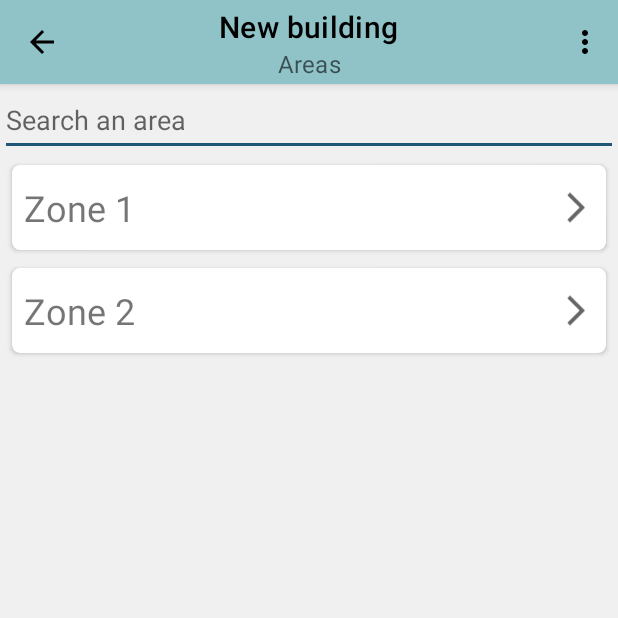
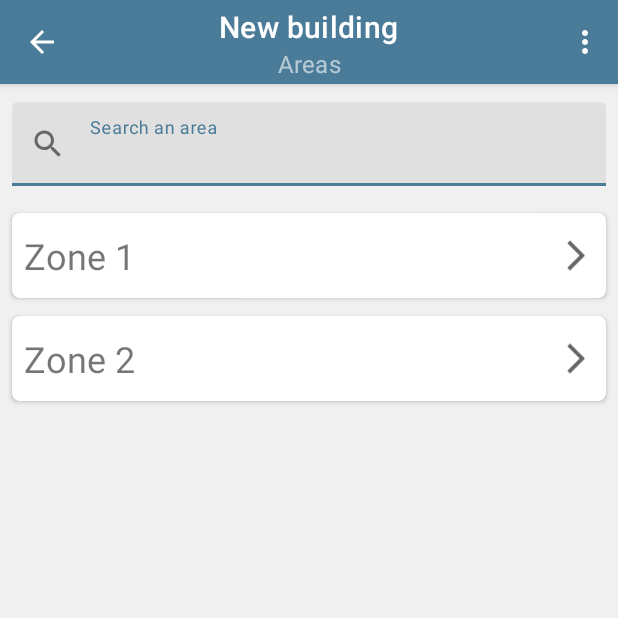
Before and after one commit to ActxLeToucan/fst_l3_devmobile_roomview, an Android app: the screen it shows after launch (BuildingActivity), after a tap on "New building", on a phone screen of 412 x 824 dp, the top half of it. Run offline under Robolectric (Android 15) with nearby library versions, the phone set to English and light mode, and no system bars; 1 other tap on this screen came first.

Commit message:
edition batiment
(photo: WIP)
textfields -> Material Design 3

```diff
--- a/src/app/src/main/java/fr/antoinectx/roomview/BuildingActivity.java
+++ b/src/app/src/main/java/fr/antoinectx/roomview/BuildingActivity.java
@@ -1,15 +1,17 @@
 package fr.antoinectx.roomview;
 
+import android.content.Intent;
 import android.os.Bundle;
 import android.text.Editable;
 import android.text.TextWatcher;
 import android.view.Menu;
 import android.view.MenuItem;
 import android.view.View;
-import android.widget.EditText;
 
 import androidx.recyclerview.widget.LinearLayoutManager;
 import androidx.recyclerview.widget.RecyclerView;
+
+import com.google.android.material.textfield.TextInputEditText;
 
 import java.util.Date;
 import java.util.stream.Collectors;
@@ -21,6 +23,8 @@ public class BuildingActivity extends MyActivity implements AreaRecyclerViewAdap
     private Building building;
     private AreaRecyclerViewAdapter adapter;
     private RecyclerView recyclerView;
+    private TextInputEditText search;
+    private String searchContent = "";
 
     @Override
     protected void onCreate(Bundle savedInstanceState) {
@@ -33,7 +37,7 @@ public class BuildingActivity extends MyActivity implements AreaRecyclerViewAdap
             return;
         }
 
-        applyMaterialToolbar(building.getName(), getString(R.string.pagename_building), true);
+        initAppBar(building.getName(), getString(R.string.pagename_building), true);
 
         adapter = new AreaRecyclerViewAdapter(this, building.getAreas());
         adapter.setClickListener(this);
@@ -41,17 +45,15 @@ public class BuildingActivity extends MyActivity implements AreaRecyclerViewAdap
         recyclerView.setLayoutManager(new LinearLayoutManager(this));
         recyclerView.setAdapter(adapter);
 
-        EditText search = findViewById(R.id.buildingActivity_searchBar);
+        search = findViewById(R.id.buildingActivity_searchBar);
         search.addTextChangedListener(new TextWatcher() {
             @Override
             public void beforeTextChanged(CharSequence s, int start, int count, int after) {
             }
             @Override
             public void onTextChanged(CharSequence s, int start, int before, int count) {
-                adapter.setAreas(building.getAreas()
-                        .stream()
-                        .filter(area -> area.getName().toLowerCase().contains(s.toString().toLowerCase()))
-                        .collect(Collectors.toList()));
+                searchContent = s.toString();
+                updateSearchResults();
             }
             @Override
             public void afterTextChanged(Editable s) {
@@ -71,17 +73,62 @@ public class BuildingActivity extends MyActivity implements AreaRecyclerViewAdap
         return true;
     }
 
+    @Override
+    protected void onResume() {
+        super.onResume();
+        update();
+    }
+
+    public void update() {
+        updateData();
+        updateInterface();
+        updateSearchResults();
+    }
+
+    public void updateData() {
+        boolean found = false;
+        for (Building building : Building.loadAll(this)) {
+            if (building.getId().compareTo(this.building.getId()) == 0) {
+                this.building = building;
+                found = true;
+                break;
+            }
+        }
+        // si l'objet n'existe plus, on ferme l'activité
+        if (!found) {
+            finish();
+        }
+    }
+
+    public void updateInterface() {
+        toolbar.setTitle(building.getName());
+    }
+
+    public void updateSearchResults() {
+        adapter.setAreas(building.getAreas()
+                .stream()
+                .filter(area -> area.getName().toLowerCase().contains(searchContent.toLowerCase()))
+                .collect(Collectors.toList()));
+        if (!searchContent.isEmpty()) {
+            toolbar.setSubtitle(adapter.getItemCount() + " " + (adapter.getItemCount() < 2 ?getString(R.string.searchMatch) : getString(R.string.searchMatches)));
+        } else {
+            toolbar.setSubtitle(getString(R.string.pagename_building));
+        }
+    }
+
     public void createArea(MenuItem item) {
+        search.setText("");
         building.getAreas().add(new Area("New area", new Date()));
         building.save(this);
+        update();
+        recyclerView.smoothScrollToPosition(adapter.getItemCount() - 1);
         // TODO show a field to set the name and start the capture
     }
 
-    // TODO
     public void editBuilding(MenuItem item) {
-        building.setName("New name");
-        building.save(this);
-        toolbar.setTitle(building.getName());
+        Intent intent = new Intent(this, EditBuildingActivity.class);
+        intent.putExtra("building", building);
+        startActivity(intent);
     }
 
     public void deleteBuilding(MenuItem item) {
--- a/src/app/src/main/java/fr/antoinectx/roomview/MainActivity.java
+++ b/src/app/src/main/java/fr/antoinectx/roomview/MainActivity.java
@@ -7,10 +7,11 @@ import android.text.TextWatcher;
 import android.view.Menu;
 import android.view.MenuItem;
 import android.view.View;
-import android.widget.EditText;
 
 import androidx.recyclerview.widget.LinearLayoutManager;
 import androidx.recyclerview.widget.RecyclerView;
+
+import com.google.android.material.textfield.TextInputEditText;
 
 import java.time.LocalDateTime;
 import java.time.format.DateTimeFormatter;
@@ -29,13 +30,15 @@ public class MainActivity extends MyActivity implements BuildingRecyclerViewAdap
     private final List<Building> buildings = new ArrayList<>();
     private BuildingRecyclerViewAdapter adapter;
     private RecyclerView recyclerView;
+    private TextInputEditText search;
+    private String searchContent = "";
 
     @Override
     protected void onCreate(Bundle savedInstanceState) {
         super.onCreate(savedInstanceState);
         setContentView(R.layout.activity_main);
 
-        applyMaterialToolbar(getString(R.string.app_name), getString(R.string.pagename_main), false);
+        initAppBar(getString(R.string.app_name), getString(R.string.pagename_main), false);
 
         adapter = new BuildingRecyclerViewAdapter(this, buildings);
         adapter.setClickListener(this);
@@ -43,31 +46,21 @@ public class MainActivity extends MyActivity implements BuildingRecyclerViewAdap
         recyclerView.setLayoutManager(new LinearLayoutManager(this));
         recyclerView.setAdapter(adapter);
 
-        loadBuildings();
+        updateData();
 
-        EditText search = findViewById(R.id.mainActivity_searchBar);
+        search = findViewById(R.id.mainActivity_searchBar);
         search.addTextChangedListener(new TextWatcher() {
             @Override
             public void beforeTextChanged(CharSequence s, int start, int count, int after) {}
 
             @Override
             public void onTextChanged(CharSequence s, int start, int before, int count) {
-                adapter.setBuildings(buildings
-                        .stream()
-                        .filter(building -> (building.getName().toLowerCase().contains(s.toString().toLowerCase()) ||
-                                    building.getDescription().toLowerCase().contains(s.toString().toLowerCase())))
-                        .collect(Collectors.toList()));
+                searchContent = s.toString();
+                updateSearchResults();
             }
 
             @Override
             public void afterTextChanged(Editable s) {}
-        });
-        search.setOnFocusChangeListener((view, b) -> {
-            if (b) {
-                toolbar.setSubtitle(R.string.searchBuilding);
-            } else {
-                toolbar.setSubtitle(R.string.pagename_main);
-            }
         });
     }
 
@@ -80,7 +73,7 @@ public class MainActivity extends MyActivity implements BuildingRecyclerViewAdap
     @Override
     protected void onResume() {
         super.onResume();
-        loadBuildings();
+        update();
     }
 
     @Override
@@ -98,15 +91,32 @@ public class MainActivity extends MyActivity implements BuildingRecyclerViewAdap
         startActivity(intent);
     }
 
-    public void loadBuildings() {
-        buildings.clear();
-        buildings.addAll(Building.loadAll(this));
-        adapter.setBuildings(buildings);
-    }
-
     public void saveBuildings() {
         for (Building building : buildings) {
             building.save(this);
+        }
+    }
+
+    public void update() {
+        updateData();
+        updateSearchResults();
+    }
+
+    public void updateData() {
+        buildings.clear();
+        buildings.addAll(Building.loadAll(this));
+    }
+
+    public void updateSearchResults() {
+        adapter.setBuildings(buildings
+                .stream()
+                .filter(building -> (building.getName().toLowerCase().contains(searchContent.toLowerCase()) ||
+                        building.getDescription().toLowerCase().contains(searchContent.toLowerCase())))
+                .collect(Collectors.toList()));
+        if (!searchContent.isEmpty()) {
+            toolbar.setSubtitle(adapter.getItemCount() + " " + (adapter.getItemCount() < 2 ?getString(R.string.searchMatch) : getString(R.string.searchMatches)));
+        } else {
+            toolbar.setSubtitle(getString(R.string.pagename_main));
         }
     }
 
@@ -137,8 +147,8 @@ public class MainActivity extends MyActivity implements BuildingRecyclerViewAdap
         bat.getAreas().add(area2);
         bat.save(this);
 
-        buildings.add(bat);
-        adapter.setBuildings(buildings);
+        search.setText("");
+        update();
         recyclerView.smoothScrollToPosition(buildings.size() - 1);
     }
 }
--- a/src/app/src/main/java/fr/antoinectx/roomview/MyActivity.java
+++ b/src/app/src/main/java/fr/antoinectx/roomview/MyActivity.java
@@ -18,7 +18,7 @@ public abstract class MyActivity extends AppCompatActivity {
     private boolean showBackButton = false;
     protected MaterialToolbar toolbar;
 
-    protected void applyMaterialToolbar(String title, @Nullable String subtitle, boolean showBackButton) {
+    protected void initAppBar(String title, @Nullable String subtitle, boolean showBackButton) {
         this.showBackButton = showBackButton;
         toolbar = findViewById(R.id.materialToolbar);
         toolbar.setTitle(title);
--- a/src/app/src/main/java/fr/antoinectx/roomview/models/Building.java
+++ b/src/app/src/main/java/fr/antoinectx/roomview/models/Building.java
@@ -1,6 +1,7 @@
 package fr.antoinectx.roomview.models;
 
 import android.content.Context;
+import android.graphics.Bitmap;
 import android.util.Log;
 
 import java.io.File;
@@ -22,11 +23,16 @@ public class Building implements Serializable {
     private String name;
     private String description;
     private final List<Area> areas;
+    private Bitmap photo;
 
     public Building(String name, String description) {
         this.name = name;
         this.description = description;
         this.areas = new ArrayList<>();
+    }
+
+    public String getId() {
+        return id.toString();
     }
 
     public String getName() {
@@ -47,6 +53,14 @@ public class Building implements Serializable {
 
     public List<Area> getAreas() {
         return areas;
+    }
+
+    public Bitmap getPhoto() {
+        return photo;
+    }
+
+    public void setPhoto(Bitmap photo) {
+        this.photo = photo;
     }
 
     // --- Save & Load ---
--- /dev/null
+++ b/src/app/src/main/res/drawable/ic_baseline_add_a_photo_24.xml
@@ -0,0 +1,5 @@
+<vector android:height="24dp" android:tint="#FFFFFF"
+    android:viewportHeight="24" android:viewportWidth="24"
+    android:width="24dp" xmlns:android="http://schemas.android.com/apk/res/android">
+    <path android:fillColor="@android:color/white" android:pathData="M3,4V1h2v3h3v2H5v3H3V6H0V4H3zM6,10V7h3V4h7l1.83,2H21c1.1,0 2,0.9 2,2v12c0,1.1 -0.9,2 -2,2H5c-1.1,0 -2,-0.9 -2,-2V10H6zM13,19c2.76,0 5,-2.24 5,-5s-2.24,-5 -5,-5s-5,2.24 -5,5S10.24,19 13,19zM9.8,14c0,1.77 1.43,3.2 3.2,3.2s3.2,-1.43 3.2,-3.2s-1.43,-3.2 -3.2,-3.2S9.8,12.23 9.8,14z"/>
+</vector>
--- /dev/null
+++ b/src/app/src/main/res/drawable/ic_baseline_save_24.xml
@@ -0,0 +1,5 @@
+<vector android:height="24dp" android:tint="?attr/colorControlNormal"
+    android:viewportHeight="24" android:viewportWidth="24"
+    android:width="24dp" xmlns:android="http://schemas.android.com/apk/res/android">
+    <path android:fillColor="@android:color/white" android:pathData="M17,3L5,3c-1.11,0 -2,0.9 -2,2v14c0,1.1 0.89,2 2,2h14c1.1,0 2,-0.9 2,-2L21,7l-4,-4zM12,19c-1.66,0 -3,-1.34 -3,-3s1.34,-3 3,-3 3,1.34 3,3 -1.34,3 -3,3zM15,9L5,9L5,5h10v4z"/>
+</vector>
--- /dev/null
+++ b/src/app/src/main/res/drawable/ic_baseline_search_24.xml
@@ -0,0 +1,5 @@
+<vector android:height="24dp" android:tint="#FFFFFF"
+    android:viewportHeight="24" android:viewportWidth="24"
+    android:width="24dp" xmlns:android="http://schemas.android.com/apk/res/android">
+    <path android:fillColor="@android:color/white" android:pathData="M15.5,14h-0.79l-0.28,-0.27C15.41,12.59 16,11.11 16,9.5 16,5.91 13.09,3 9.5,3S3,5.91 3,9.5 5.91,16 9.5,16c1.61,0 3.09,-0.59 4.23,-1.57l0.27,0.28v0.79l5,4.99L20.49,19l-4.99,-5zM9.5,14C7.01,14 5,11.99 5,9.5S7.01,5 9.5,5 14,7.01 14,9.5 11.99,14 9.5,14z"/>
+</vector>
--- a/src/app/src/main/res/layout/activity_building.xml
+++ b/src/app/src/main/res/layout/activity_building.xml
@@ -12,18 +12,29 @@
         android:layout_height="wrap_content"
         layout="@layout/appbar" />
 
-    <EditText
-        android:id="@+id/buildingActivity_searchBar"
+    <com.google.android.material.textfield.TextInputLayout
+        android:id="@+id/buildingActivity_layout_searchBar"
         android:layout_width="match_parent"
         android:layout_height="wrap_content"
-        android:ems="10"
+        android:layout_marginStart="8dp"
+        android:layout_marginTop="12dp"
+        android:layout_marginEnd="8dp"
+        android:layout_marginBottom="12dp"
         android:hint="@string/searchArea"
-        android:minHeight="48dp"
-        android:text=""
+        app:endIconMode="clear_text"
+        app:layout_constraintBottom_toTopOf="@+id/buildingActivity_recyclerView"
         app:layout_constraintEnd_toEndOf="parent"
-        app:layout_constraintHorizontal_bias="1.0"
         app:layout_constraintStart_toStartOf="parent"
-        app:layout_constraintTop_toBottomOf="@+id/materialToolbar" />
+        app:layout_constraintTop_toBottomOf="@+id/materialToolbar"
+        app:startIconDrawable="@drawable/ic_baseline_search_24">
+
+        <com.google.android.material.textfield.TextInputEditText
+            android:id="@+id/buildingActivity_searchBar"
+            android:layout_width="match_parent"
+            android:layout_height="wrap_content"
+            android:inputType="textCapSentences|textAutoCorrect" />
+
+    </com.google.android.material.textfield.TextInputLayout>
 
     <androidx.recyclerview.widget.RecyclerView
         android:id="@+id/buildingActivity_recyclerView"
@@ -33,7 +44,7 @@
         app:layout_constraintEnd_toEndOf="parent"
         app:layout_constraintHorizontal_bias="1.0"
         app:layout_constraintStart_toStartOf="parent"
-        app:layout_constraintTop_toBottomOf="@+id/buildingActivity_searchBar"
+        app:layout_constraintTop_toBottomOf="@+id/buildingActivity_layout_searchBar"
         app:layout_constraintVertical_bias="1.0" />
 
 </androidx.constraintlayout.widget.ConstraintLayout>
--- a/src/app/src/main/res/values-night/themes.xml
+++ b/src/app/src/main/res/values-night/themes.xml
@@ -2,13 +2,13 @@
     <!-- Base application theme. -->
     <style name="Theme.RoomView" parent="Theme.MaterialComponents.DayNight.NoActionBar">
         <!-- Primary brand color. -->
-        <item name="colorPrimary">@color/celadon_blue</item>
-        <item name="colorPrimaryVariant">@color/blue_sapphire</item>
-        <item name="colorOnPrimary">@color/white</item>
+        <item name="colorPrimary">@color/middle_blue</item>
+        <item name="colorPrimaryVariant">@color/dark_sky_blue</item>
+        <item name="colorOnPrimary">@color/black</item>
         <!-- Secondary brand color. -->
-        <item name="colorSecondary">@color/middle_blue</item>
-        <item name="colorSecondaryVariant">@color/light_periwinkle</item>
-        <item name="colorOnSecondary">@color/black</item>
+        <item name="colorSecondary">@color/celadon_blue</item>
+        <item name="colorSecondaryVariant">@color/blue_sapphire</item>
+        <item name="colorOnSecondary">@color/white</item>
         <!-- Status bar color. -->
         <item name="android:statusBarColor">?attr/colorPrimaryVariant</item>
         <!-- Customize your theme here. -->
--- a/src/app/src/main/res/values/strings.xml
+++ b/src/app/src/main/res/values/strings.xml
@@ -4,9 +4,17 @@
     <string name="new_building">New building</string>
     <string name="pagename_main">Buildings</string>
     <string name="searchBuilding">Search a building</string>
-    <string name="searchArea" >Search an area</string>
+    <string name="searchArea">Search an area</string>
     <string name="pagename_building">Areas</string>
     <string name="add_area">Add an area</string>
     <string name="edit">Edit</string>
     <string name="delete">Delete</string>
+    <string name="pagename_editbuilding">Building modification</string>
+    <string name="buidingName">Building name</string>
+    <string name="searchMatch">item found</string>
+    <string name="searchMatches">items found</string>
+    <string name="buildingDescription">Building description</string>
+    <string name="save">Save</string>
+    <string name="buildingPhoto">Photo of the bulding</string>
+    <string name="add_photo">Add a photo</string>
 </resources>
--- a/src/app/src/main/res/values/themes.xml
+++ b/src/app/src/main/res/values/themes.xml
@@ -2,13 +2,13 @@
     <!-- Base application theme. -->
     <style name="Theme.RoomView" parent="Theme.MaterialComponents.DayNight.NoActionBar">
         <!-- Primary brand color. -->
-        <item name="colorPrimary">@color/middle_blue</item>
-        <item name="colorPrimaryVariant">@color/dark_sky_blue</item>
-        <item name="colorOnPrimary">@color/black</item>
+        <item name="colorPrimary">@color/celadon_blue</item>
+        <item name="colorPrimaryVariant">@color/blue_sapphire</item>
+        <item name="colorOnPrimary">@color/white</item>
         <!-- Secondary brand color. -->
-        <item name="colorSecondary">@color/blue_sapphire</item>
-        <item name="colorSecondaryVariant">@color/celadon_blue</item>
-        <item name="colorOnSecondary">@color/white</item>
+        <item name="colorSecondary">@color/middle_blue</item>
+        <item name="colorSecondaryVariant">@color/air_superiority_blue</item>
+        <item name="colorOnSecondary">@color/black</item>
         <!-- Status bar color. -->
         <item name="android:statusBarColor">?attr/colorPrimaryVariant</item>
         <!-- Customize your theme here. -->
```
Also changed, not shown: src/app/src/main/AndroidManifest.xml (+7 -0 lines), src/app/src/main/java/fr/antoinectx/roomview/EditBuildingActivity.java (added, +54 -0 lines), src/app/src/main/res/layout/activity_edit_building.xml (added, +81 -0 lines), src/app/src/main/res/layout/activity_main.xml (+19 -8 lines), src/app/src/main/res/menu/menu_edit_building.xml (added, +10 -0 lines), 2 other files.
